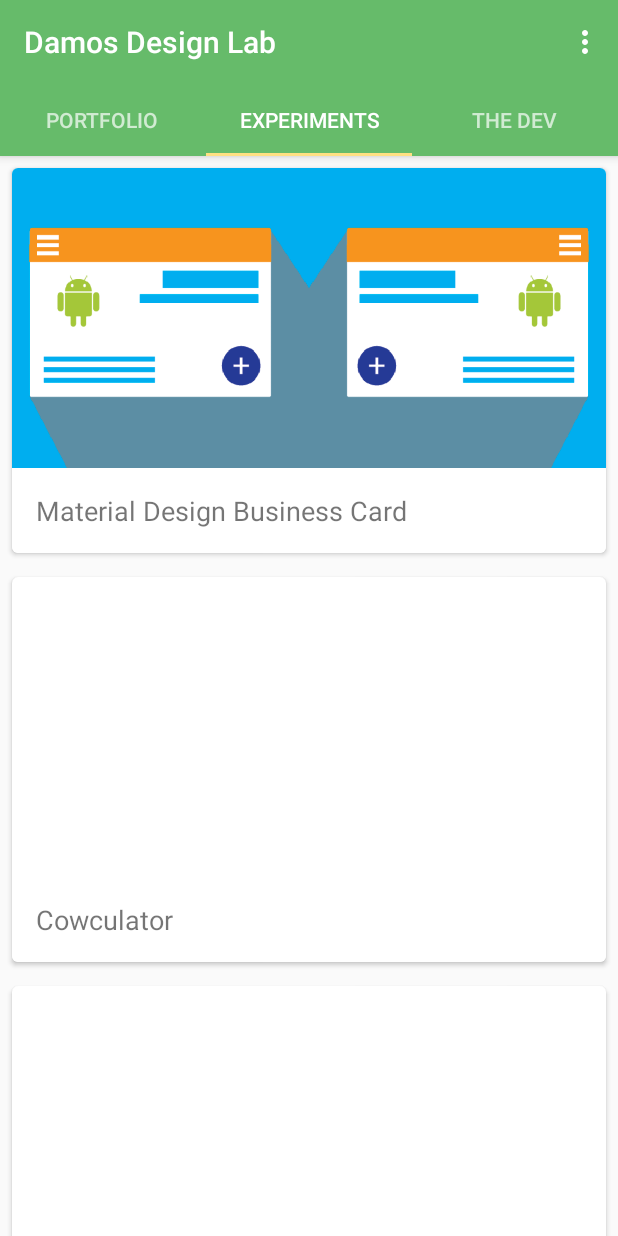
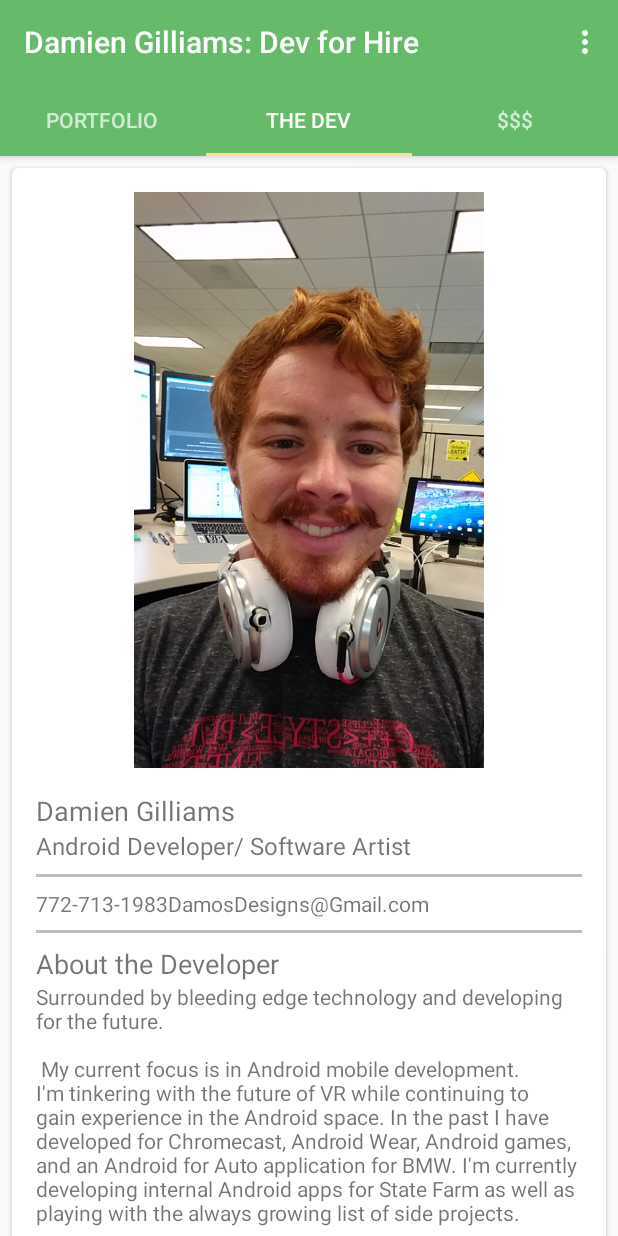
Before and after one commit to Dgilliams/DesignLab, an Android app: the screen it shows after launch (MainActivity), tab 2 chosen, on a phone screen of 412 x 824 dp. Run offline under Robolectric (Android 15) with nearby library versions, the phone set to English and light mode, and no system bars; 4 statements that could not run were skipped.

Commit message:
almost worthy of a release. definitely a solid beta with MVP met.

```diff
--- a/app/src/main/java/com/damosdesigns/designlab/main/MainActivity.java
+++ b/app/src/main/java/com/damosdesigns/designlab/main/MainActivity.java
@@ -111,8 +111,9 @@ public class MainActivity extends AppCompatActivity {
     private void setupViewPager(ViewPager viewPager) {
         MyAdapter adapter = new MyAdapter(getSupportFragmentManager());
         adapter.addFragment(new RecyclerViewFragment(), "Portfolio");
-        adapter.addFragment(new RecyclerViewFragment(), "Experiments");
-        adapter.addFragment(new RecyclerViewFragment(), "The Dev");
+//        adapter.addFragment(new RecyclerViewFragment(), "Experiments");
+        adapter.addFragment(new TheDevFragment(), "The Dev");
+        adapter.addFragment(new PayMeFragment(), "$$$");
         viewPager.setAdapter(adapter);
     }
 
--- /dev/null
+++ b/app/src/main/java/com/damosdesigns/designlab/main/PayMeFragment.java
@@ -0,0 +1,26 @@
+package com.damosdesigns.designlab.main;
+
+import android.os.Bundle;
+import android.support.annotation.Nullable;
+import android.support.v4.app.Fragment;
+import android.view.LayoutInflater;
+import android.view.View;
+import android.view.ViewGroup;
+
+import com.damosdesigns.designlab.R;
+
+/**
+ * Created by damosdesigns on 6/19/16.
+ */
+public class PayMeFragment extends Fragment {
+    @Override
+    public void onCreate(Bundle savedInstanceState) {
+        super.onCreate(savedInstanceState);
+    }
+
+    @Nullable
+    @Override
+    public View onCreateView(LayoutInflater inflater, ViewGroup container, Bundle savedInstanceState) {
+        return inflater.inflate(R.layout.pay_me_fragment, container, false);
+    }
+}
--- a/app/src/main/java/com/damosdesigns/designlab/main/RecyclerViewFragment.java
+++ b/app/src/main/java/com/damosdesigns/designlab/main/RecyclerViewFragment.java
@@ -48,7 +48,9 @@ import java.util.Random;
         Project businessCard = new Project("Material Design Business Card", R.color.md_purple_400);
         businessCard.setmLogo(getContext(), R.drawable.businesscard_logo);
         Project cowculator = new Project("Cowculator", R.color.md_amber_400);
+        cowculator.setmLogo(getContext(), R.drawable.cowculator_card_background);
         Project origin = new Project("Origin", R.color.md_red_400);
+        origin.setmLogo(getContext(), R.drawable.origin_card_background);
 
         listOfProjects[0] = businessCard;
         listOfProjects[1] = cowculator;
@@ -58,8 +60,9 @@ import java.util.Random;
         recyclerView.setAdapter(mAdapter);
         recyclerView.addOnItemTouchListener(
                 new RecyclerItemClickListener(getContext(), new RecyclerItemClickListener.OnItemClickListener() {
-                        @Override public void onItemClick(View view, int position) {
-                            switch (position){
+                    @Override
+                    public void onItemClick(View view, int position) {
+                        switch (position) {
                             case 0:
                                 //material design business card
                                 Util.launchPlaystore(getContext(), "com.damosdesigns.damo.material_design_business_card");
--- /dev/null
+++ b/app/src/main/java/com/damosdesigns/designlab/main/TheDevFragment.java
@@ -0,0 +1,26 @@
+package com.damosdesigns.designlab.main;
+
+import android.os.Bundle;
+import android.support.annotation.Nullable;
+import android.support.v4.app.Fragment;
+import android.view.LayoutInflater;
+import android.view.View;
+import android.view.ViewGroup;
+
+import com.damosdesigns.designlab.R;
+
+/**
+ * Created by damosdesigns on 6/19/16.
+ */
+public class TheDevFragment extends Fragment {
+    @Override
+    public void onCreate(Bundle savedInstanceState) {
+        super.onCreate(savedInstanceState);
+    }
+
+    @Nullable
+    @Override
+    public View onCreateView(LayoutInflater inflater, ViewGroup container, Bundle savedInstanceState) {
+        return inflater.inflate(R.layout.dev_fragment, container, false);
+    }
+}
--- a/app/src/main/java/com/damosdesigns/designlab/main/Util.java
+++ b/app/src/main/java/com/damosdesigns/designlab/main/Util.java
@@ -1,5 +1,6 @@
 package com.damosdesigns.designlab.main;
 
+import android.app.Activity;
 import android.content.Context;
 import android.content.Intent;
 import android.net.Uri;
@@ -24,4 +25,5 @@ public class Util {
         int[] androidColors = context.getResources().getIntArray(R.array.random_material_colors);
        return androidColors[new Random().nextInt(androidColors.length)];
     }
+
 }
--- /dev/null
+++ b/app/src/main/res/layout/dev_fragment.xml
@@ -0,0 +1,109 @@
+<?xml version="1.0" encoding="utf-8"?>
+<ScrollView xmlns:android="http://schemas.android.com/apk/res/android"
+    android:layout_width="match_parent"
+    android:layout_height="match_parent"
+    android:orientation="vertical">
+
+    <android.support.v7.widget.CardView xmlns:android="http://schemas.android.com/apk/res/android"
+        xmlns:app="http://schemas.android.com/apk/res-auto"
+        android:id="@+id/dev_card"
+        android:layout_width="match_parent"
+        android:layout_height="wrap_content"
+        android:layout_marginBottom="30dp"
+        android:layout_marginLeft="8dp"
+        android:layout_marginRight="8dp"
+        android:layout_marginTop="8dp"
+        android:padding="16dp"
+        app:cardBackgroundColor="@color/md_white_1000"
+        app:cardCornerRadius="4dp">
+
+        <RelativeLayout
+            android:id="@+id/dev_card_relative_layout"
+            android:layout_width="match_parent"
+            android:layout_height="wrap_content"
+            android:padding="16dp">
+
+            <ImageView
+                android:id="@+id/dev_pic"
+                android:layout_width="wrap_content"
+                android:layout_height="400dp"
+                android:layout_alignParentEnd="true"
+                android:layout_alignParentTop="true"
+                android:paddingBottom="16dp"
+                android:paddingEnd="16dp"
+                android:paddingStart="16dp"
+                android:paddingTop="0dp"
+                android:src="@drawable/dev_pic" />
+
+            <TextView
+                android:id="@+id/dev_name"
+                android:layout_width="wrap_content"
+                android:layout_height="wrap_content"
+                android:layout_below="@id/dev_pic"
+                android:text="Damien Gilliams"
+                android:textSize="18sp" />
+
+            <TextView
+                android:id="@+id/dev_job_title"
+                android:layout_width="wrap_content"
+                android:layout_height="wrap_content"
+                android:layout_below="@id/dev_name"
+                android:text="Android Developer/ Software Artist"
+                android:textSize="16sp" />
+
+            <View
+                android:id="@+id/divider_1"
+                android:layout_width="match_parent"
+                android:layout_height="2dp"
+                android:layout_below="@id/dev_job_title"
+                android:background="@color/md_grey_400"
+                android:layout_marginBottom="8dp"
+                android:layout_marginTop="8dp" />
+
+            <TextView
+                android:id="@+id/dev_phone"
+                android:layout_width="wrap_content"
+                android:layout_height="wrap_content"
+                android:layout_below="@id/divider_1"
+                android:text="772-713-1983"/>
+
+            <TextView
+                android:id="@+id/dev_email"
+                android:layout_width="wrap_content"
+                android:layout_height="wrap_content"
+                android:layout_alignParentEnd="true"
+                android:layout_toRightOf="@id/dev_phone"
+                android:layout_below="@id/divider_1"
+                android:text="DamosDesigns@Gmail.com"/>
+            <View
+                android:id="@+id/divider_2"
+                android:layout_width="match_parent"
+                android:layout_height="2dp"
+                android:layout_below="@id/dev_email"
+                android:background="@color/md_grey_400"
+                android:layout_marginBottom="8dp"
+                android:layout_marginTop="8dp" />
+            <TextView
+                android:id="@+id/dev_bio_title"
+                android:layout_width="wrap_content"
+                android:layout_height="wrap_content"
+                android:layout_below="@id/divider_2"
+                android:text="About the Developer"
+                android:textSize="18sp"/>
+            <TextView
+                android:id="@+id/dev_description"
+                android:layout_width="wrap_content"
+                android:layout_height="wrap_content"
+                android:layout_below="@id/dev_bio_title"
+                android:text="@string/dev_description_text"/>
+            <View
+                android:id="@+id/divider_3"
+                android:layout_width="match_parent"
+                android:layout_height="60dp"
+                android:layout_below="@id/dev_description"
+                android:layout_marginBottom="8dp"
+                android:layout_marginTop="8dp" />
+
+        </RelativeLayout>
+    </android.support.v7.widget.CardView>
+</ScrollView>
--- /dev/null
+++ b/app/src/main/res/layout/pay_me_fragment.xml
@@ -0,0 +1,35 @@
+<?xml version="1.0" encoding="utf-8"?>
+<LinearLayout xmlns:android="http://schemas.android.com/apk/res/android"
+    android:layout_width="match_parent"
+    android:layout_height="match_parent"
+    android:orientation="vertical">
+
+    <android.support.v7.widget.CardView xmlns:android="http://schemas.android.com/apk/res/android"
+        xmlns:app="http://schemas.android.com/apk/res-auto"
+        android:id="@+id/dev_card"
+        android:layout_width="match_parent"
+        android:layout_height="wrap_content"
+        android:layout_marginBottom="8dp"
+        android:layout_marginLeft="8dp"
+        android:layout_marginRight="8dp"
+        android:layout_marginTop="8dp"
+        android:padding="16dp"
+        app:cardCornerRadius="4dp">
+
+        <RelativeLayout
+            android:id="@+id/dev_card_relative_layout"
+            android:layout_width="match_parent"
+            android:layout_height="wrap_content"
+            android:padding="16dp">
+
+            <TextView
+                android:id="@+id/dev_name"
+                android:layout_width="wrap_content"
+                android:layout_height="wrap_content"
+                android:text="This will soon be a tab where you can donate money towards my development efforts. It will also give you access to request a quote from within the app. Hopefully I can work towards an in app ordering system where you can keep track of quotes and receive messages."
+                android:textSize="18sp" />
+
+
+        </RelativeLayout>
+    </android.support.v7.widget.CardView>
+</LinearLayout>
--- a/app/src/main/res/values-v21/styles.xml
+++ b/app/src/main/res/values-v21/styles.xml
@@ -4,6 +4,6 @@
         <item name="windowActionBar">false</item>
         <item name="windowNoTitle">true</item>
         <item name="android:windowDrawsSystemBarBackgrounds">true</item>
-        <item name="android:statusBarColor">@android:color/transparent</item>
+        <item name="android:statusBarColor">@color/colorPrimaryDark</item>
     </style>
 </resources>
--- a/app/src/main/res/values/colors.xml
+++ b/app/src/main/res/values/colors.xml
@@ -1,7 +1,7 @@
 <?xml version="1.0" encoding="utf-8"?>
 <resources>
-    <color name="colorPrimary">#3F51B5</color>
-    <color name="colorPrimaryDark">#303F9F</color>
+    <color name="colorPrimary">#66BB6A</color>
+    <color name="colorPrimaryDark">#43A047</color>
     <color name="colorAccent">#FFFFFF</color>
 
 
--- a/app/src/main/res/values/strings.xml
+++ b/app/src/main/res/values/strings.xml
@@ -1,4 +1,12 @@
 <resources>
-    <string name="app_name">Damos Design Lab</string>
+    <string name="app_name">Damien Gilliams: Dev for Hire</string>
     <string name="action_settings">Settings</string>
+    <string name="dev_description_text">Surrounded by bleeding edge technology and developing for the future.
+        \n\n My current focus is in Android mobile development. I\'m tinkering with the future of VR while
+        continuing to gain experience in the Android space. In the past I have developed for Chromecast,
+        Android Wear, Android games, and an Android for Auto application for BMW. I\'m currently developing internal
+        Android apps for State Farm as well as playing with the always growing list of side projects.
+        \n\nI started my own company, Damos Designs, to put myself through school without having to take out student loans.
+        I\'ve designed promotional graphics for organizations across the country.
+        \n\nMotivated. Passionate. Persistent.</string>
 </resources>
```
Also changed, not shown: app/src/main/res/drawable/cowculator_card_background.png (added), app/src/main/res/drawable/dev_pic.png (added), app/src/main/res/drawable/origin_card_background.png (added). Lines whose indentation alone changed are shown as unchanged.
